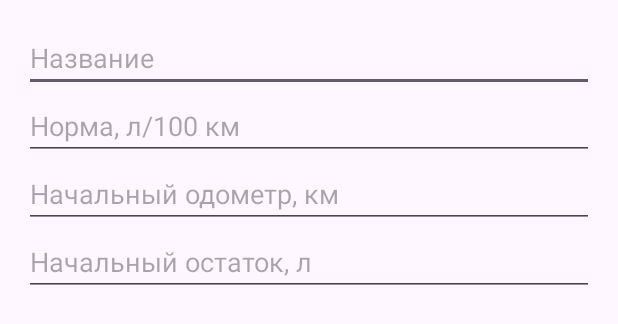
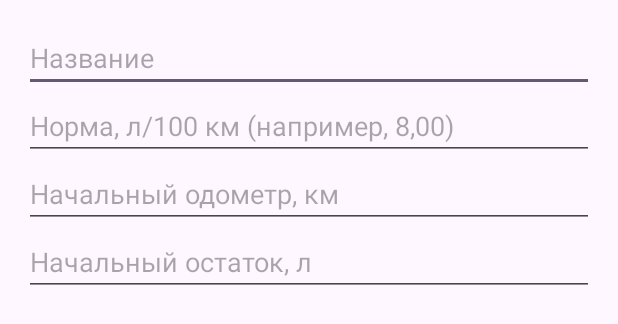
Before and after one commit to psyxozavr/fuel-tracker, an Android app: the layout dialog_car.xml on its own in the app's theme, with its tools: preview values and no code run, on a phone screen of 412 x 824 dp. Shown: the top 324 px of the screen. Run offline under Robolectric (Android 15) with nearby library versions, the phone set to English and light mode, and no system bars.

Commit message:
Update strings.xml

```diff
--- a/app/src/main/res/values/strings.xml
+++ b/app/src/main/res/values/strings.xml
@@ -4,7 +4,7 @@
     <string name="cars_title">Мои машины</string>
     <string name="add_car">+ Машина</string>
     <string name="car_name">Название</string>
-    <string name="car_norm">Норма, л/100 км</string>
+    <string name="car_norm">Норма, л/100 км (например, 8,00)</string>
     <string name="car_initial_odometer">Начальный одометр, км</string>
     <string name="car_initial_fuel">Начальный остаток, л</string>
     <string name="save">Сохранить</string>
```
